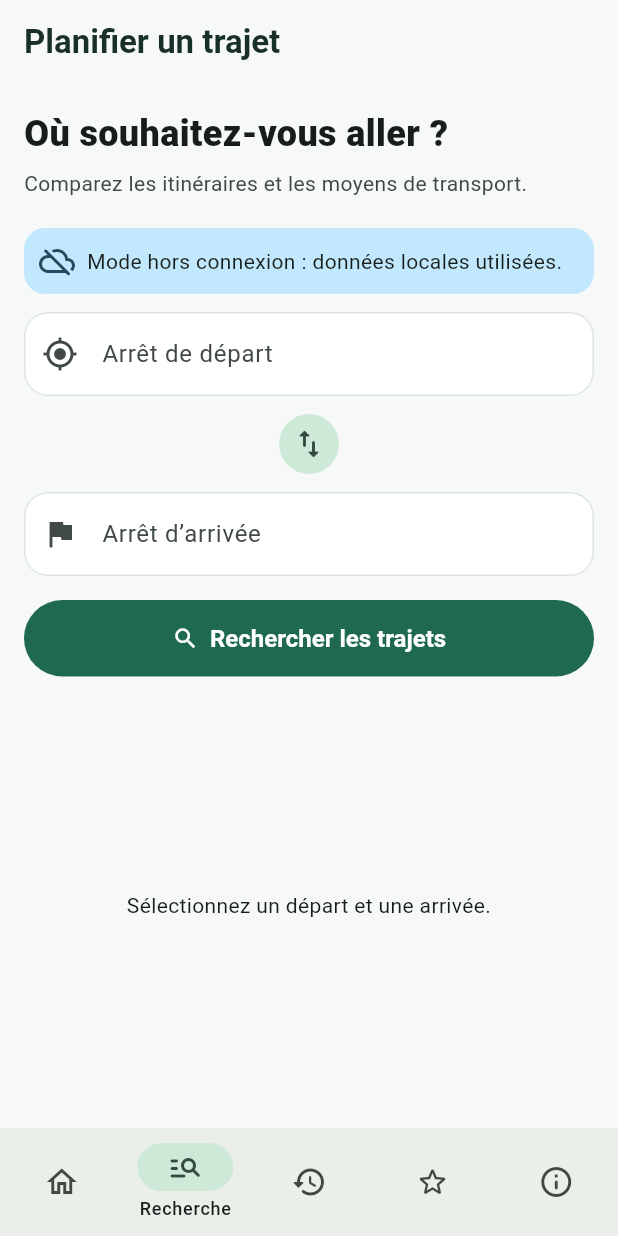
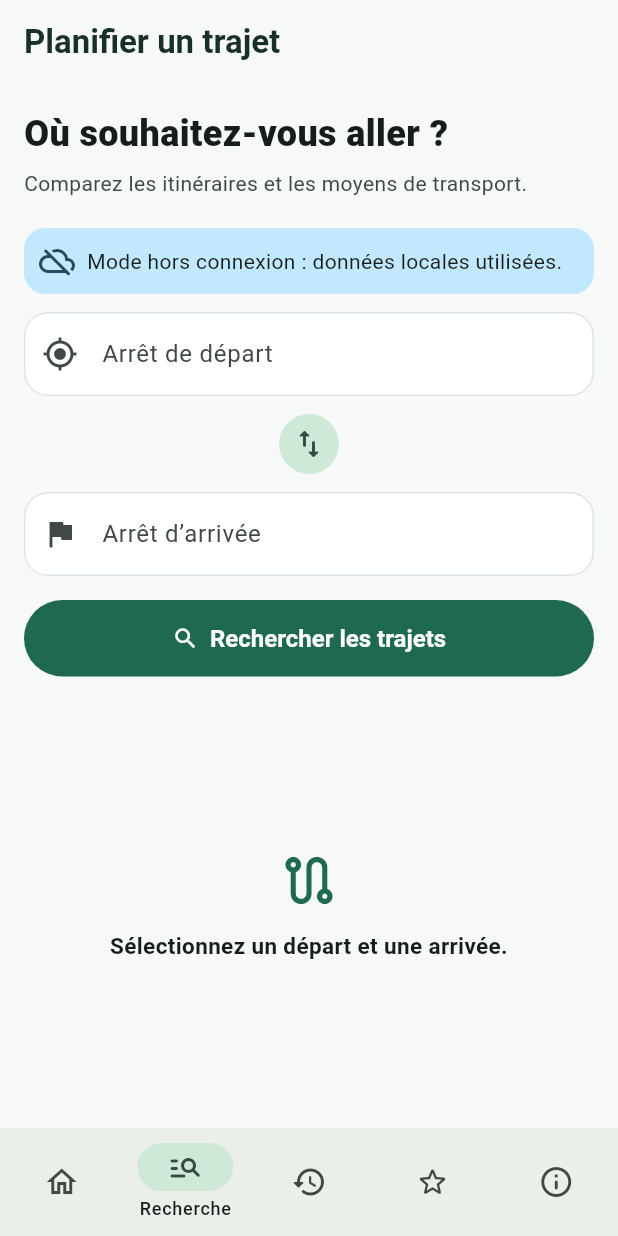
Before and after one commit to souleymanetimbidiallo/guinea_roads, a Flutter app: the screen it shows after launch, item 2 of the bottom bar chosen, on a phone screen of 412 x 824 dp. Run offline on Flutter 3.47's test engine with Material 3 defaults, Android fonts, the phone set to English and light mode, and no system bars; our stand-ins replace cloud_firestore, firebase_auth, firebase_core, google_maps_flutter, shared_preferences; missing offline and left inert: flutter_polyline_points; accounts and stored records are empty.

Commit message:
Clarifier les échecs de recherche

```diff
--- a/lib/controllers/trajet_controller.dart
+++ b/lib/controllers/trajet_controller.dart
@@ -13,6 +13,13 @@ import '../services/firestore_service.dart';
 import '../services/google_directions_service.dart';
 import '../services/tarification_data_service.dart';
 
+enum EchecRechercheTrajet {
+  aucun,
+  arretInconnu,
+  aucunChemin,
+  correspondanceNonValidee,
+}
+
 class TrajetController {
   TrajetController({
     Future<List<Troncon>> Function()? firestoreLoader,
@@ -27,6 +34,7 @@ class TrajetController {
   List<Troncon> allTroncons = [];
   List<AxeTarifaire> axesTarifaires = [];
   List<Correspondance> correspondances = [];
+  EchecRechercheTrajet dernierEchec = EchecRechercheTrajet.aucun;
   bool loadedFromLocalData = false;
   final Future<List<Troncon>> Function()? _firestoreLoader;
   final Future<List<AxeTarifaire>> Function()? _tarificationLoader;
@@ -94,6 +102,7 @@ class TrajetController {
     int maxTrajets = 3,
     int maxDetourTroncons = 3,
   }) {
+    dernierEchec = EchecRechercheTrajet.aucun;
     if (maxTrajets <= 0) return [];
 
     final trajetTarifaire = _construireTrajetTarifaire(depart, arrivee);
@@ -105,6 +114,7 @@ class TrajetController {
     if (start == goal ||
         !graph.containsKey(start) ||
         !graph.containsKey(goal)) {
+      dernierEchec = EchecRechercheTrajet.arretInconnu;
       return [];
     }
 
@@ -119,6 +129,7 @@ class TrajetController {
       maxDetourEdges: maxDetourTroncons,
     );
     if (paths.isEmpty) {
+      dernierEchec = EchecRechercheTrajet.aucunChemin;
       debugPrint('Aucun trajet multi-axe trouvé.');
       return [];
     }
@@ -135,6 +146,9 @@ class TrajetController {
         );
         if (trajets.length >= maxTrajets) break;
       }
+    }
+    if (trajets.isEmpty) {
+      dernierEchec = EchecRechercheTrajet.correspondanceNonValidee;
     }
     return trajets;
   }
--- a/lib/views/recherche_page.dart
+++ b/lib/views/recherche_page.dart
@@ -439,7 +439,14 @@ class _RecherchePageState extends State<RecherchePage> {
       } else {
         if (!mounted) return;
         setState(() {
-          searchMessage = 'Aucun trajet ne relie ces deux arrêts.';
+          searchMessage = switch (controller.dernierEchec) {
+            EchecRechercheTrajet.correspondanceNonValidee =>
+              'Ce trajet nécessite une correspondance qui n’est pas encore '
+                  'validée sur le terrain. Essaie un autre arrêt proche.',
+            EchecRechercheTrajet.arretInconnu =>
+              'Un des arrêts n’est pas encore relié au réseau disponible.',
+            _ => 'Aucun trajet validé ne relie actuellement ces deux arrêts.',
+          };
         });
       }
     } catch (error) {
@@ -457,6 +464,42 @@ class _RecherchePageState extends State<RecherchePage> {
   void _showMessage(String message) {
     ScaffoldMessenger.of(context).showSnackBar(
       SnackBar(content: Text(message)),
+    );
+  }
+
+  Widget _buildEmptyState() {
+    final hasMessage = searchMessage != null;
+    return Center(
+      child: Padding(
+        padding: const EdgeInsets.all(24),
+        child: Column(
+          mainAxisSize: MainAxisSize.min,
+          children: [
+            Icon(
+              hasMessage ? Icons.info_outline_rounded : Icons.route_outlined,
+              size: 42,
+              color: Theme.of(context).colorScheme.primary,
+            ),
+            const SizedBox(height: 12),
+            Text(
+              searchMessage ?? 'Sélectionnez un départ et une arrivée.',
+              textAlign: TextAlign.center,
+              style: const TextStyle(
+                fontSize: 15,
+                fontWeight: FontWeight.w600,
+              ),
+            ),
+            if (hasMessage) ...[
+              const SizedBox(height: 14),
+              TextButton.icon(
+                onPressed: () => setState(() => searchMessage = null),
+                icon: const Icon(Icons.edit_location_alt_outlined),
+                label: const Text('Modifier les arrêts'),
+              ),
+            ],
+          ],
+        ),
+      ),
     );
   }
 
@@ -682,13 +725,7 @@ class _RecherchePageState extends State<RecherchePage> {
             if (trajetVariants.isNotEmpty) const SizedBox(height: 12),
             Expanded(
               child: trajetVariants.isEmpty
-                  ? Center(
-                      child: Text(
-                        searchMessage ??
-                            'Sélectionnez un départ et une arrivée.',
-                        textAlign: TextAlign.center,
-                      ),
-                    )
+                  ? _buildEmptyState()
                   : ListView(
                       children: _sortedVariants.map(buildTrajetCard).toList(),
                     ),
```
Also changed, not shown: 1 other file.
